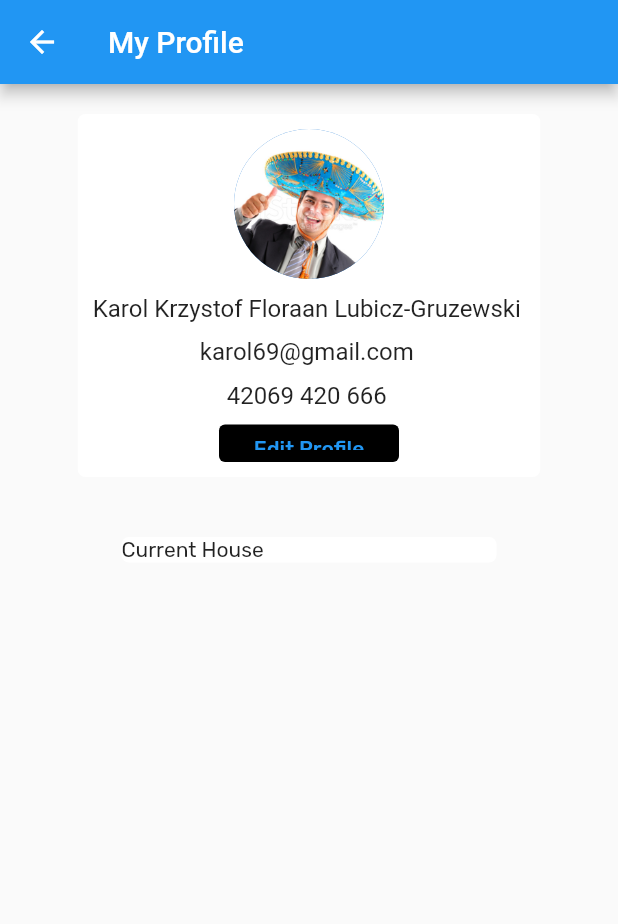
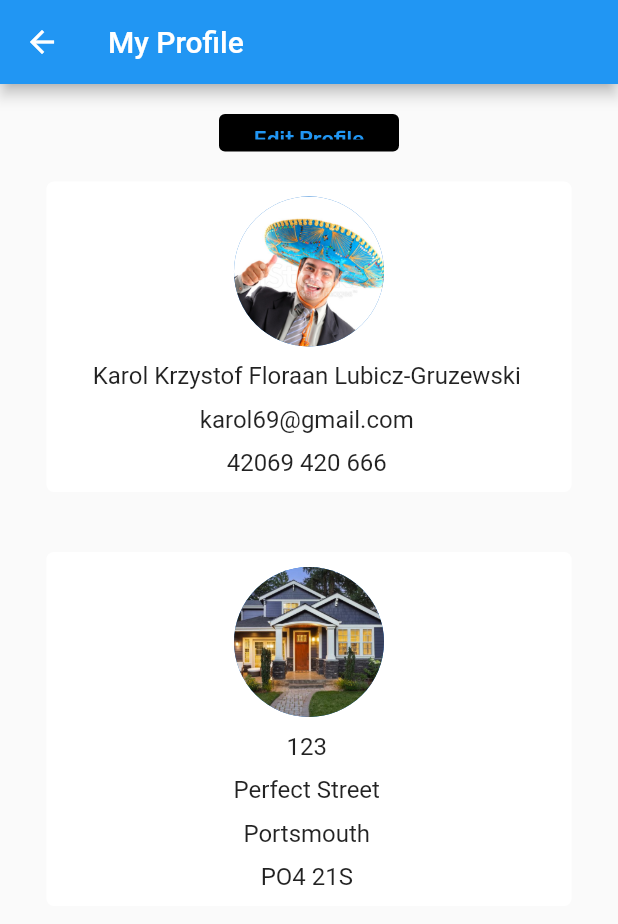
Before and after one commit to WarStoryTideTurner/SETAP-Student-Finance-Tracker, a Flutter app: the MyProfilePage screen opened directly, on a phone screen of 412 x 824 dp. Shown: the top 924 px of the screen. Run offline on Flutter 3.47's test engine with Material 2 defaults, Android fonts, the phone set to English and light mode, and no system bars; our stand-ins replace google_maps_flutter.

Commit message:
Added current house details to profile.

```diff
--- a/flutter_designs/lib/house.dart
+++ b/flutter_designs/lib/house.dart
@@ -5,6 +5,7 @@ class House {
   //House's Personal Details
 
   final int _id;
+  String _housePicturePath;
   String _houseNumberOrName;
   String _addressLineOne;
   String _addressLineTwo;
@@ -23,6 +24,7 @@ class House {
 
   House(
     this._id,
+    this._housePicturePath,
     this._houseNumberOrName,
     this._addressLineOne,
     this._addressLineTwo,
@@ -40,6 +42,7 @@ class House {
   }
 
   int get getID => _id;
+  String get getHousePicturePath => _housePicturePath;
   String get getHouseNumber => _houseNumberOrName;
   String get getAddressLineOne => _addressLineOne;
   String get getAddressLineTwo => _addressLineTwo;
@@ -61,6 +64,7 @@ class House {
   }
 
   void editHouseDetails({
+    String? housePicturePath,
     EHouseTypes? houseType,
     String? description,
     int? numOfBedrooms,
@@ -70,6 +74,7 @@ class House {
     bool? hasParkingSpace,
     bool? hasGardenOrPatio,
   }) {
+    _housePicturePath = housePicturePath!;
     _houseType = houseType!;
     _description = description!;
     _numOfBedrooms = numOfBedrooms!;
@@ -81,9 +86,12 @@ class House {
   }
 
   void addResident(StudentClass resident) => residents.add(resident);
-  void findResident({
-    String? fName,
-    String? lName,
-  }) {}
+  StudentClass findResident({String? fName, String? lName}) {
+    for (int i = 0; i < residents.length; i++) {
+      if (residents.elementAt(i).getName == fName && residents.elementAt(i).getSurname == lName) return residents.elementAt(i);
+    }
+    throw Exception("Error: Student was not found!");
+  }
+
   void removeResident(StudentClass resident) => residents.remove(resident);
 }
--- a/flutter_designs/lib/main.dart
+++ b/flutter_designs/lib/main.dart
@@ -21,7 +21,8 @@ late House sampleHouse;
 
 void main() {
   profile = StudentClass(0, "Karol", "Krzystof Floraan Lubicz-Gruzewski", 'assets/images/pfp1.jpg', "karol69@gmail.com", "42069 420 666");
-  sampleHouse = House(0, "187", "Body Coats' Road", "Chandler's Ford", "S053 2JA", EHouseTypes.semiDetachedHouse, "An ugly small house with a red garage.", 3, 1, 1, true, true, true);
+  sampleHouse =
+      House(0, 'assets/images/house1.jpeg', "123", "Perfect Street", "Portsmouth", "PO4 21S", EHouseTypes.semiDetachedHouse, "An ugly small house with a red garage.", 3, 1, 1, true, true, true);
 
   runApp(const MyApp());
 }
@@ -54,7 +55,7 @@ class NavBarWidget extends StatefulWidget {
 }
 
 class _NavBarPageState extends State<NavBarWidget> {
-  int _selectedIndex = 0;
+  int _selectedIndex = 2;
 
   static final LinkedHashMap<StatefulWidget, BottomNavigationBarItem> _widgetOptions = LinkedHashMap.from({
     const MyProfilePage(): const BottomNavigationBarItem(icon: Icon(Icons.person), label: 'Profile'),
--- a/flutter_designs/lib/my_profile_page.dart
+++ b/flutter_designs/lib/my_profile_page.dart
@@ -1,3 +1,5 @@
+import 'dart:developer' as developer;
+
 import 'package:flutter/material.dart';
 import 'package:flutter_designs/main.dart';
 import 'package:flutter_designs/my_profile_editing_page.dart';
@@ -15,6 +17,11 @@ class _MyProfilePageState extends State<MyProfilePage> {
   );
   TextEditingController email = TextEditingController(text: profile.getEmail);
   TextEditingController phone = TextEditingController(text: profile.getPhoneNumber);
+
+  TextEditingController hName = TextEditingController(text: sampleHouse.getHouseNumber);
+  TextEditingController address1 = TextEditingController(text: sampleHouse.getAddressLineOne);
+  TextEditingController address2 = TextEditingController(text: sampleHouse.getAddressLineTwo);
+  TextEditingController postCode = TextEditingController(text: sampleHouse.getPostCode);
 
   double sectionWidth = 250.0;
   double sectionHeight = 250.0;
@@ -40,60 +47,11 @@ class _MyProfilePageState extends State<MyProfilePage> {
     return Scaffold(
         appBar: AppBar(title: const Text("My Profile")),
         body: Center(
-            child: Column(
-          children: [
-            Container(
-                decoration: const BoxDecoration(
-                  borderRadius: BorderRadius.all(Radius.circular(5.0)),
-                  color: Colors.white,
+            child: Column(children: [
+          const SizedBox(
+            height: 20,
           ),
-                margin: const EdgeInsets.all(20.0),
-                child: SizedBox(
-                    child: Wrap(children: [
-                  const SizedBox(
-                    width: 10,
-                  ),
-                  Column(children: [
-                    const SizedBox(
-                      height: 10,
-                    ),
-                    CircleAvatar(
-                      backgroundImage: AssetImage(profile.getProfilePicture),
-                      radius: 50,
-                    ),
-                    const SizedBox(
-                      height: 10,
-                    ),
-                    IntrinsicWidth(
-                      child: TextField(
-                        controller: name,
-                        readOnly: true,
-                        enableInteractiveSelection: false,
-                        mouseCursor: SystemMouseCursors.basic,
-                        decoration: const InputDecoration(border: InputBorder.none, contentPadding: EdgeInsets.only(bottom: 10.0), isDense: true),
-                      ),
-                    ),
-                    IntrinsicWidth(
-                      child: TextField(
-                        controller: email,
-                        readOnly: true,
-                        enableInteractiveSelection: false,
-                        mouseCursor: SystemMouseCursors.basic,
-                        decoration: const InputDecoration(border: InputBorder.none, contentPadding: EdgeInsets.only(bottom: 10.0), isDense: true),
-                      ),
-                    ),
-                    IntrinsicWidth(
-                      child: TextField(
-                        controller: phone,
-                        readOnly: true,
-                        enableInteractiveSelection: false,
-                        mouseCursor: SystemMouseCursors.basic,
-                        decoration: const InputDecoration(border: InputBorder.none, contentPadding: EdgeInsets.zero, isDense: true),
-                      ),
-                    ),
-                    const SizedBox(
-                      height: 10,
-                    ),
+          Row(mainAxisAlignment: MainAxisAlignment.center, crossAxisAlignment: CrossAxisAlignment.center, children: [
             SizedBox(
               height: 25,
               width: 120,
@@ -114,8 +72,64 @@ class _MyProfilePageState extends State<MyProfilePage> {
                 child: const Text("Edit Profile"),
               ),
             ),
+          ]),
+          Container(
+              decoration: const BoxDecoration(
+                borderRadius: BorderRadius.all(Radius.circular(5.0)),
+                color: Colors.white,
+              ),
+              margin: const EdgeInsets.all(20.0),
+              child: SizedBox(
+                width: MediaQuery.of(context).size.width * 0.85,
+                child: Column(children: [
                   const SizedBox(
                     height: 10,
+                  ),
+                  CircleAvatar(
+                    backgroundImage: AssetImage(profile.getProfilePicture),
+                    radius: 50,
+                  ),
+                  const SizedBox(
+                    height: 10,
+                  ),
+                  IntrinsicWidth(
+                    child: TextField(
+                      controller: name,
+                      readOnly: true,
+                      enableInteractiveSelection: false,
+                      mouseCursor: SystemMouseCursors.basic,
+                      decoration: const InputDecoration(
+                        border: InputBorder.none,
+                        contentPadding: EdgeInsets.only(bottom: 10.0),
+                        isDense: true,
+                      ),
+                    ),
+                  ),
+                  IntrinsicWidth(
+                    child: TextField(
+                      controller: email,
+                      readOnly: true,
+                      enableInteractiveSelection: false,
+                      mouseCursor: SystemMouseCursors.basic,
+                      decoration: const InputDecoration(
+                        border: InputBorder.none,
+                        contentPadding: EdgeInsets.only(bottom: 10.0),
+                        isDense: true,
+                      ),
+                    ),
+                  ),
+                  IntrinsicWidth(
+                    child: TextField(
+                      controller: phone,
+                      readOnly: true,
+                      enableInteractiveSelection: false,
+                      mouseCursor: SystemMouseCursors.basic,
+                      decoration: const InputDecoration(
+                        border: InputBorder.none,
+                        contentPadding: EdgeInsets.only(bottom: 10),
+                        isDense: true,
+                      ),
+                    ),
                   ),
                   // SizedBox( // Share Profile Button
                   //   height: 25,
@@ -133,10 +147,7 @@ class _MyProfilePageState extends State<MyProfilePage> {
                   //   height: 10,
                   // ),
                 ]),
-                  const SizedBox(
-                    width: 10,
-                  ),
-                ]))),
+              )),
           Container(
               decoration: const BoxDecoration(
                 borderRadius: BorderRadius.all(Radius.circular(5.0)),
@@ -144,12 +155,72 @@ class _MyProfilePageState extends State<MyProfilePage> {
               ),
               margin: const EdgeInsets.all(20.0),
               child: SizedBox(
-                  width: sectionWidth,
-                  child: Wrap(
-                    children: const [Text('Current House')],
-                  )),
-            )
-          ],
-        )));
+                width: MediaQuery.of(context).size.width * 0.85,
+                child: Column(children: [
+                  const SizedBox(
+                    height: 10,
+                  ),
+                  CircleAvatar(
+                    backgroundImage: AssetImage(sampleHouse.getHousePicturePath),
+                    radius: 50,
+                  ),
+                  const SizedBox(
+                    height: 10,
+                  ),
+                  IntrinsicWidth(
+                    child: TextField(
+                      controller: hName,
+                      readOnly: true,
+                      enableInteractiveSelection: false,
+                      mouseCursor: SystemMouseCursors.basic,
+                      decoration: const InputDecoration(
+                        border: InputBorder.none,
+                        contentPadding: EdgeInsets.only(bottom: 10.0),
+                        isDense: true,
+                      ),
+                    ),
+                  ),
+                  IntrinsicWidth(
+                    child: TextField(
+                      controller: address1,
+                      readOnly: true,
+                      enableInteractiveSelection: false,
+                      mouseCursor: SystemMouseCursors.basic,
+                      decoration: const InputDecoration(
+                        border: InputBorder.none,
+                        contentPadding: EdgeInsets.only(bottom: 10.0),
+                        isDense: true,
+                      ),
+                    ),
+                  ),
+                  IntrinsicWidth(
+                    child: TextField(
+                      controller: address2,
+                      readOnly: true,
+                      enableInteractiveSelection: false,
+                      mouseCursor: SystemMouseCursors.basic,
+                      decoration: const InputDecoration(
+                        border: InputBorder.none,
+                        contentPadding: EdgeInsets.only(bottom: 10.0),
+                        isDense: true,
+                      ),
+                    ),
+                  ),
+                  IntrinsicWidth(
+                    child: TextField(
+                      controller: postCode,
+                      readOnly: true,
+                      enableInteractiveSelection: false,
+                      mouseCursor: SystemMouseCursors.basic,
+                      decoration: const InputDecoration(
+                        border: InputBorder.none,
+                        contentPadding: EdgeInsets.only(bottom: 10.0),
+                        isDense: true,
+                      ),
+                    ),
+                  ),
+                ]),
+              ))
+        ])));
   }
 }
```
Lines whose indentation alone changed are shown as unchanged.
